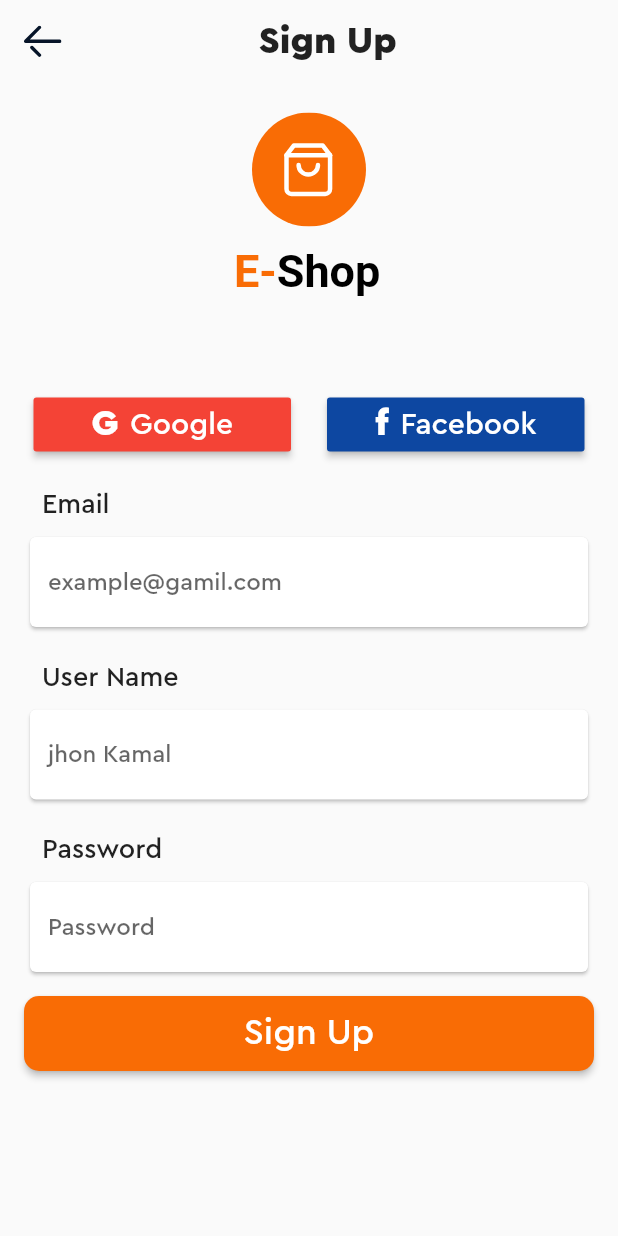
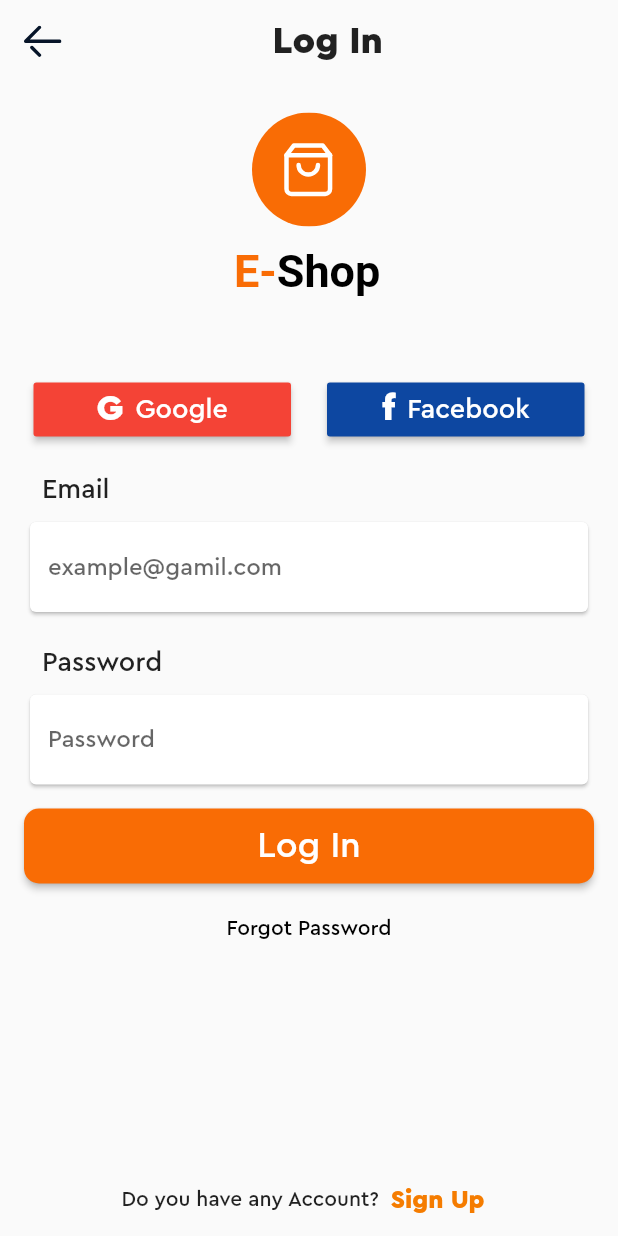
Before and after one commit to Elctrony/eshop, a Flutter app: the screen it shows after launch, on a phone screen of 412 x 824 dp. Run offline on Flutter 3.47's test engine with Material 2 defaults, Android fonts, the light colour scheme and no system bars; our stand-ins replace flutter_rating_bar, flutter_signin_button, flutter_svg, page_view_indicators.

Commit message:
Log In screen

```diff
--- a/lib/main.dart
+++ b/lib/main.dart
@@ -3,6 +3,7 @@
 import 'package:eshop/screens/category_screen.dart';
 import 'package:eshop/screens/checkout_screen.dart';
 import 'package:eshop/screens/home_screen.dart';
+import 'package:eshop/screens/login_screen.dart';
 import 'package:eshop/screens/my_products.dart';
 import 'package:eshop/screens/product_details.dart';
 import 'package:eshop/screens/signup_screen.dart';
@@ -25,7 +26,7 @@
         fontFamily: 'cera-pro',
         primarySwatch: primaryColor,
       ),
-      home: SignupScreen(),
+      home: LoginScreen(),
       routes: {
         '/home': (_) => HomeScreen(),
         '/category': (_) => CategoryScreen(),
--- /dev/null
+++ b/lib/screens/login_screen.dart
@@ -0,0 +1,222 @@
+import 'package:eshop/utils/colors.dart';
+import 'package:flutter/material.dart';
+import 'package:flutter_svg/flutter_svg.dart';
+
+class LoginScreen extends StatelessWidget {
+  const LoginScreen({Key? key}) : super(key: key);
+
+  @override
+  Widget build(BuildContext context) {
+    final size = MediaQuery.of(context).size;
+    return Scaffold(
+      body: SafeArea(
+        child: Padding(
+          padding: const EdgeInsets.symmetric(horizontal: 16.0),
+          child: Column(
+            crossAxisAlignment: CrossAxisAlignment.center,
+            children: [
+              const SizedBox(height: 12),
+              Row(
+                mainAxisAlignment: MainAxisAlignment.spaceBetween,
+                children: [
+                  SvgPicture.asset(
+                    'assets/images/back.svg',
+                    width: 25,
+                  ),
+                  const Expanded(child: SizedBox()),
+                  const Text('Log In',
+                      style:
+                          TextStyle(fontSize: 25, fontWeight: FontWeight.w600)),
+                  const Expanded(child: SizedBox()),
+                ],
+              ),
+              const SizedBox(
+                height: 32,
+              ),
+              SvgPicture.asset('assets/images/logo.svg'),
+              SizedBox(
+                height: 8,
+              ),
+              SvgPicture.asset('assets/images/name.svg'),
+              SizedBox(
+                height: 50,
+              ),
+              Row(
+                mainAxisAlignment: MainAxisAlignment.center,
+                children: [
+                  SizedBox(
+                    width: size.width / 2.4,
+                    child: MaterialButton(
+                      onPressed: () {},
+                      color: Colors.red,
+                      child: Row(
+                        mainAxisAlignment: MainAxisAlignment.center,
+                        children: const [
+                          Text(
+                            'G',
+                            style: TextStyle(
+                                fontWeight: FontWeight.bold,
+                                color: Colors.white,
+                                fontSize: 24),
+                          ),
+                          SizedBox(
+                            width: 8,
+                          ),
+                          Text(
+                            'Google',
+                            style: TextStyle(
+                                fontWeight: FontWeight.w500,
+                                color: Colors.white,
+                                fontSize: 18),
+                          ),
+                        ],
+                      ),
+                    ),
+                  ),
+                  SizedBox(
+                    width: 24,
+                  ),
+                  SizedBox(
+                    width: size.width / 2.4,
+                    child: MaterialButton(
+                      onPressed: () {},
+                      color: Colors.blue[900],
+                      child: Row(
+                        mainAxisAlignment: MainAxisAlignment.center,
+                        children: const [
+                          Text(
+                            'f',
+                            style: TextStyle(
+                                fontWeight: FontWeight.bold,
+                                color: Colors.white,
+                                fontSize: 24),
+                          ),
+                          SizedBox(
+                            width: 8,
+                          ),
+                          Text(
+                            'Facebook',
+                            style: TextStyle(
+                                fontWeight: FontWeight.w500,
+                                color: Colors.white,
+                                fontSize: 18),
+                          ),
+                        ],
+                      ),
+                    ),
+                  ),
+                ],
+              ),
+              SizedBox(
+                height: 12,
+              ),
+              Padding(
+                padding:
+                    const EdgeInsets.symmetric(horizontal: 12.0, vertical: 6.0),
+                child: Row(
+                  children: const [
+                    Text(
+                      'Email',
+                      textAlign: TextAlign.start,
+                      style:
+                          TextStyle(fontSize: 18, fontWeight: FontWeight.w500),
+                    ),
+                  ],
+                ),
+              ),
+              const Card(
+                child: Padding(
+                  padding: EdgeInsets.symmetric(
+                    horizontal: 12,
+                    vertical: 6,
+                  ),
+                  child: TextField(
+                    keyboardType: TextInputType.emailAddress,
+                    decoration: InputDecoration(
+                        hintText: 'example@gamil.com',
+                        border: InputBorder.none),
+                  ),
+                ),
+              ),
+              SizedBox(
+                height: 12,
+              ),
+              Padding(
+                padding:
+                    const EdgeInsets.symmetric(horizontal: 12.0, vertical: 6.0),
+                child: Row(
+                  children: const [
+                    Text(
+                      'Password',
+                      textAlign: TextAlign.start,
+                      style:
+                          TextStyle(fontSize: 18, fontWeight: FontWeight.w500),
+                    ),
+                  ],
+                ),
+              ),
+              const Card(
+                child: Padding(
+                  padding: EdgeInsets.symmetric(
+                    horizontal: 12,
+                    vertical: 6,
+                  ),
+                  child: TextField(
+                    showCursor: true,
+                    decoration: InputDecoration(
+                        hintText: 'Password', border: InputBorder.none),
+                  ),
+                ),
+              ),
+              SizedBox(
+                height: 12,
+              ),
+              SizedBox(
+                width: size.width,
+                height: 50,
+                child: MaterialButton(
+                  onPressed: () {},
+                  shape: RoundedRectangleBorder(
+                      borderRadius: BorderRadius.circular(10)),
+                  color: Color.fromRGBO(249, 108, 5, 1),
+                  child: Text(
+                    'Log In',
+                    style: TextStyle(
+                        fontSize: 24,
+                        color: Colors.white,
+                        fontWeight: FontWeight.w400),
+                  ),
+                ),
+              ),
+              SizedBox(
+                height: 6,
+              ),
+              TextButton(
+                  onPressed: () {},
+                  child: Text(
+                    'Forgot Password',
+                    style: TextStyle(color: Colors.black),
+                  )),
+              Expanded(child: SizedBox()),
+              Row(
+                mainAxisAlignment: MainAxisAlignment.center,
+                children: [
+                  Text('Do you have any Account?'),
+                  TextButton(
+                      onPressed: () {},
+                      child: Text(
+                        'Sign Up',
+                        style: TextStyle(
+                            color: textButtonColor,
+                            fontWeight: FontWeight.w600,
+                            fontSize: 17),
+                      ))
+                ],
+              )
+            ],
+          ),
+        ),
+      ),
+    );
+  }
+}
--- a/lib/utils/colors.dart
+++ b/lib/utils/colors.dart
@@ -18,3 +18,4 @@
 const iconColor = Colors.black;
 final selectedIconColor = Colors.orange[600];
 const backgroundColor = Color.fromRGBO(250, 250, 250, 1);
+final textButtonColor = Colors.orange[700];
```
